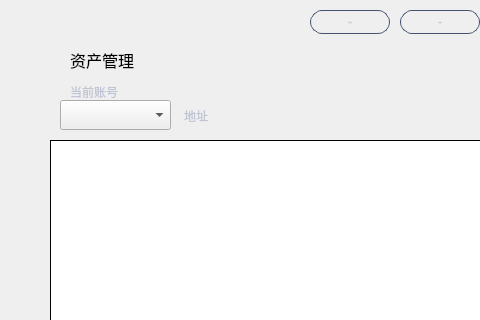
The window that mainpage.ui (HcashOrg/hx-indicator) describes before a commit, drawn with Qt 5; both pictures show x 0 to 480 and y 0 to 320 of the 770 by 530 pixel window.
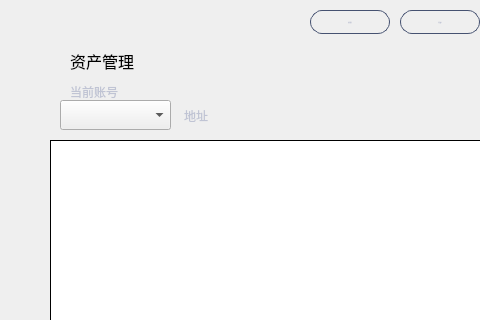
The same window after the commit.

Patch:
```diff
--- a/mainpage.ui
+++ b/mainpage.ui
@@ -27,7 +27,7 @@
      <x>70</x>
      <y>50</y>
      <width>120</width>
-     <height>20</height>
+     <height>22</height>
     </rect>
    </property>
    <property name="font">
```
